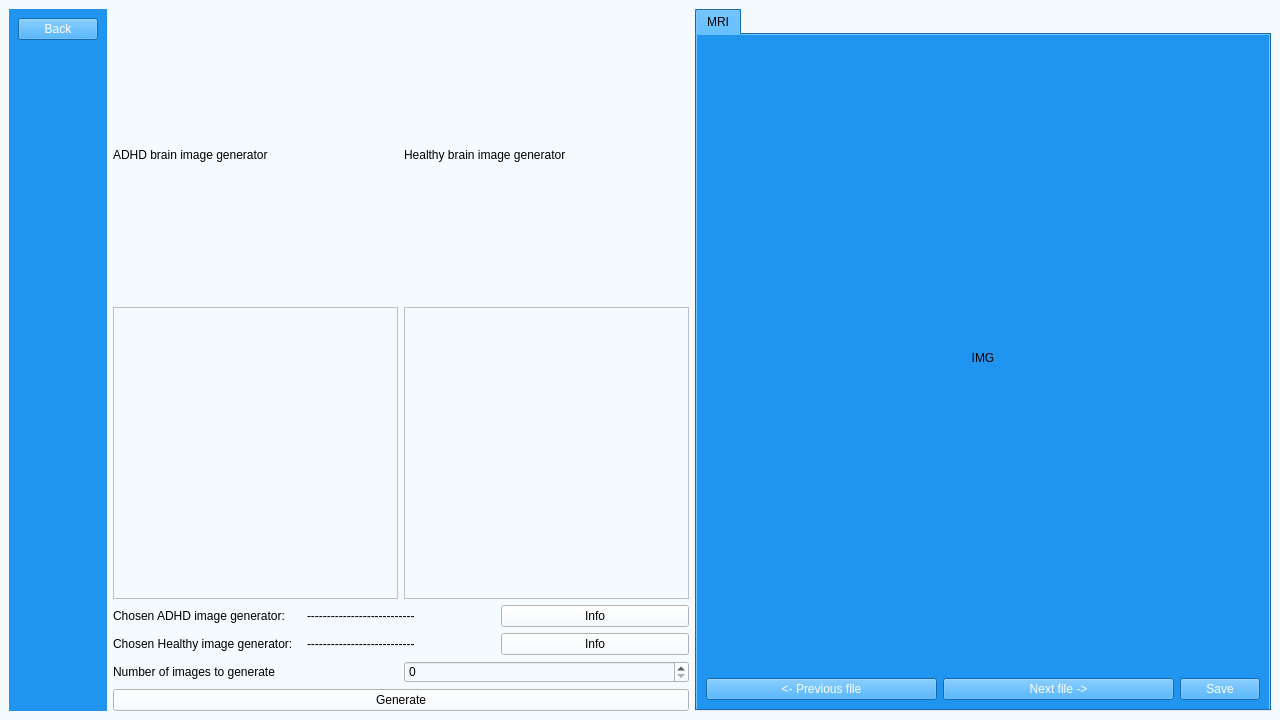
Qt form UI/genView.ui (matimusial/ADHDPredictorApp) before a commit.
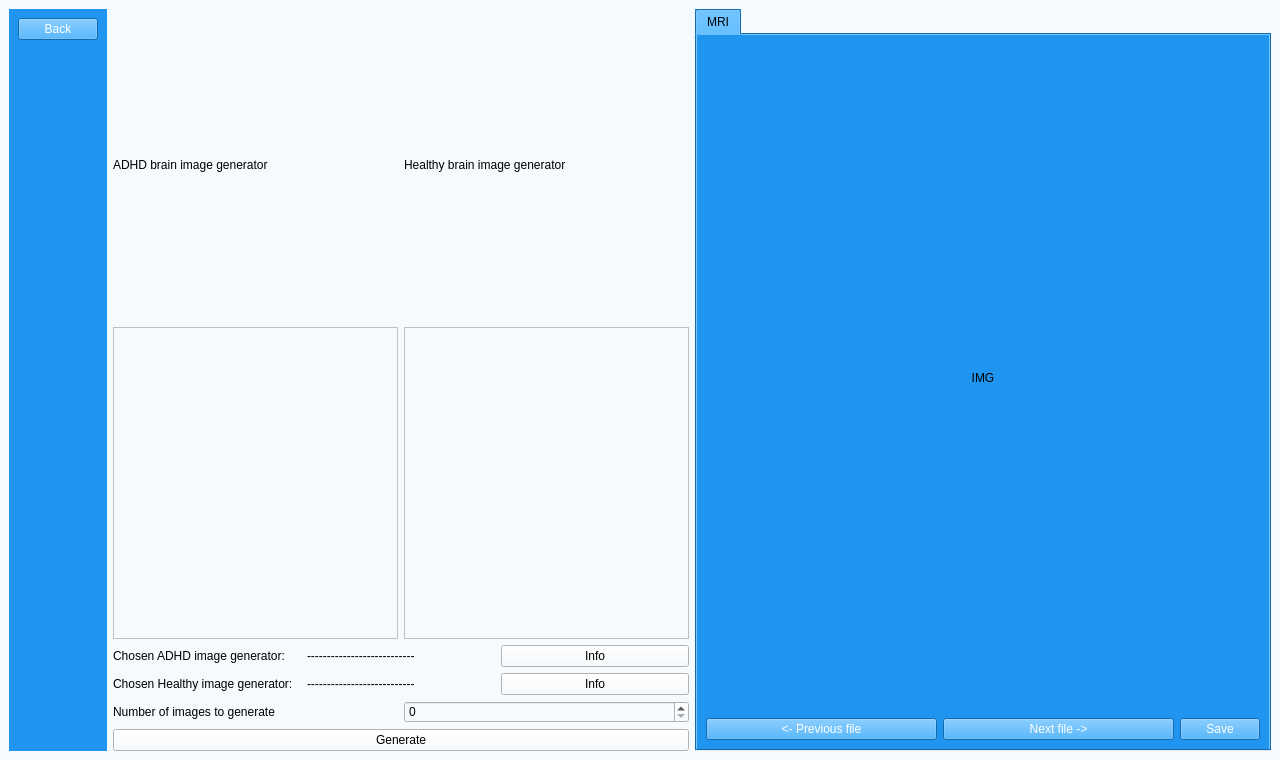
The same form after that commit.

Commit message: dopasowanie rozmiarow ui

Diff of the .ui file:
```diff
--- a/UI/genView.ui
+++ b/UI/genView.ui
@@ -7,7 +7,7 @@
     <x>0</x>
     <y>0</y>
     <width>1280</width>
-    <height>720</height>
+    <height>760</height>
    </rect>
   </property>
   <property name="windowTitle">
```
The commit also changes 4 other files.
